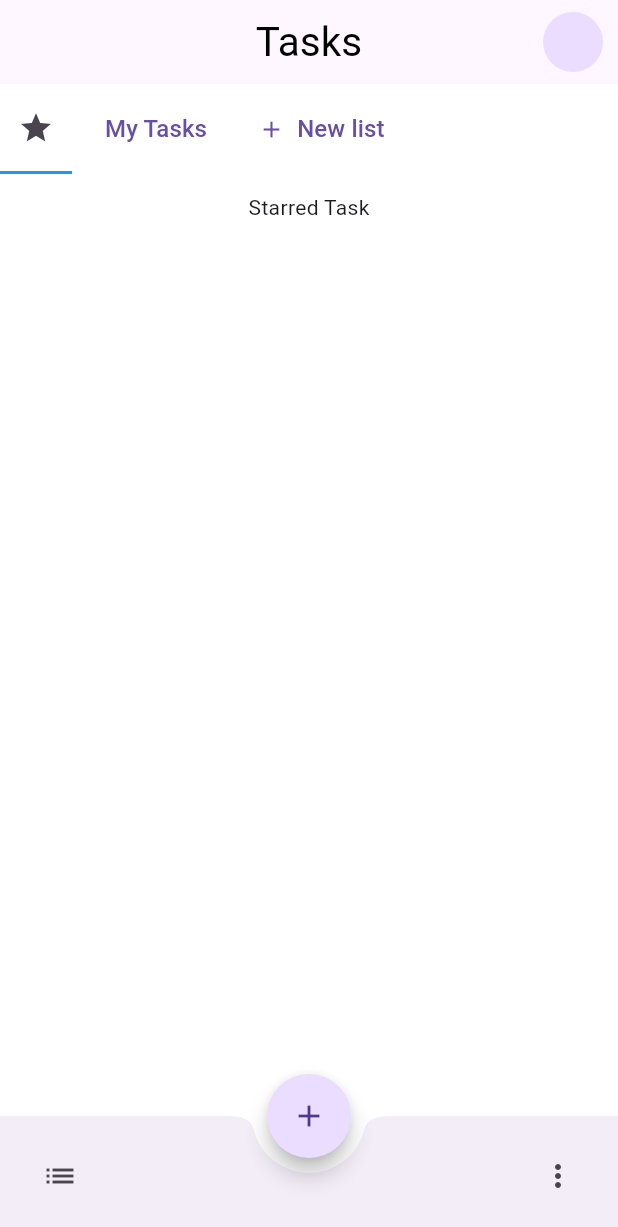
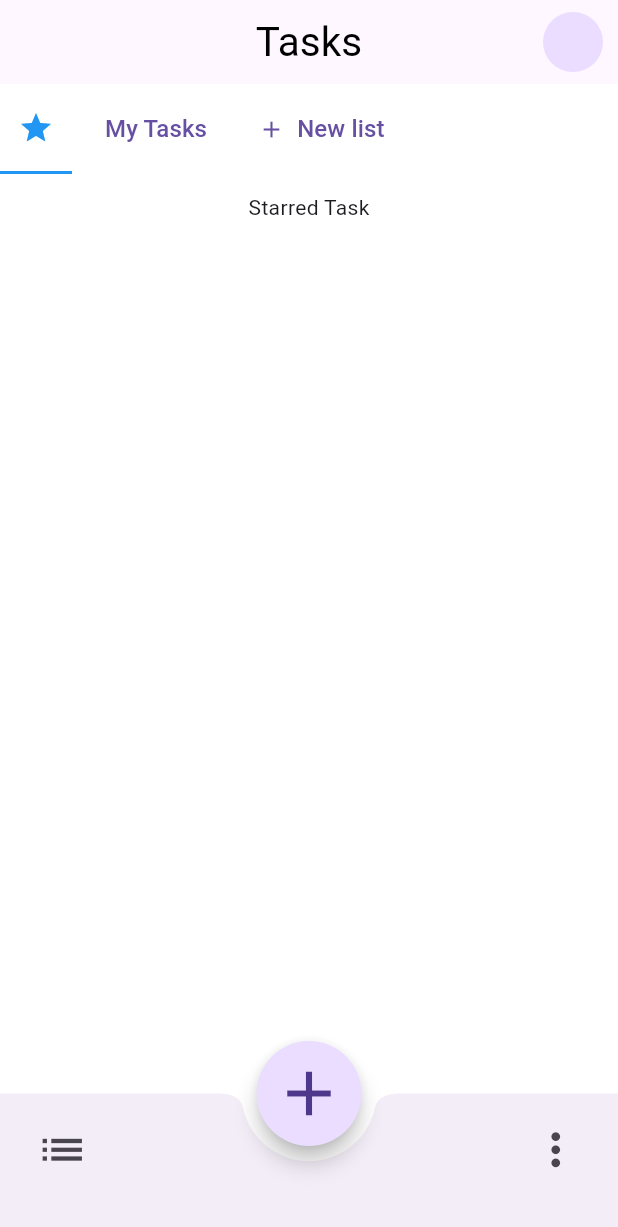
Before and after one commit to Emmanueloluwadamilola/my_todo_app, a Flutter app: the screen it shows after launch, on a phone screen of 412 x 824 dp. Shown: the top 1227 px of the screen. Run offline on Flutter 3.47's test engine with Material 3 defaults, Android fonts, the phone set to English and light mode, and no system bars.

Commit message:
new changes

```diff
--- a/lib/home_page.dart
+++ b/lib/home_page.dart
@@ -53,7 +53,10 @@ class _HomePageState extends State<HomePage> {
                             showScreen = false;
                           });
                         },
-                        icon: Icon(Icons.star))),
+                        icon: Icon(Icons.star,
+                            color: (selectedScreen == Screen.starredTask)
+                                ? Colors.blue
+                                : Colors.black))),
               ),
               const SizedBox(
                 width: 10,
@@ -88,8 +91,8 @@ class _HomePageState extends State<HomePage> {
               ),
               TextButton.icon(
                   onPressed: () {},
-                  icon: Icon(Icons.add),
-                  label: Text(
+                  icon: const Icon(Icons.add),
+                  label: const Text(
                     "New list",
                     style: TextStyle(fontSize: 16),
                   ))
@@ -101,23 +104,46 @@ class _HomePageState extends State<HomePage> {
           showScreen ? const MyTaskPage() : const StarredTaskPage(),
         ],
       ),
-      floatingActionButton: FloatingActionButton(
-        shape: CircleBorder(),
-        onPressed: () {},
-        child: Icon(Icons.add),
+      floatingActionButton: SizedBox(
+        height: 70,
+        child: FittedBox(
+          child: FloatingActionButton(
+            shape: CircleBorder(),
+            onPressed: () {},
+            child: const Icon(
+              Icons.add,
+              size: 40,
+            ),
+          ),
+        ),
       ),
       floatingActionButtonLocation: FloatingActionButtonLocation.centerDocked,
       bottomNavigationBar: BottomAppBar(
-          shape: CircularNotchedRectangle(),
+          height: 95,
+          shape: const CircularNotchedRectangle(),
           notchMargin: 10.0,
           child: Row(
             mainAxisAlignment: MainAxisAlignment.spaceBetween,
             children: [
-              IconButton(
-                onPressed: () {},
-                icon: Icon(Icons.list),
+              Padding(
+                padding: const EdgeInsets.only(bottom: 20.0),
+                child: IconButton(
+                  onPressed: () {},
+                  icon: const Icon(
+                    Icons.list,
+                    size: 35,
+                  ),
+                ),
               ),
-              IconButton(onPressed: () {}, icon: Icon(Icons.more_vert))
+              Padding(
+                padding: const EdgeInsets.only(bottom: 20),
+                child: IconButton(
+                    onPressed: () {},
+                    icon: const Icon(
+                      Icons.more_vert,
+                      size: 35,
+                    )),
+              )
             ],
           )),
     );
```
